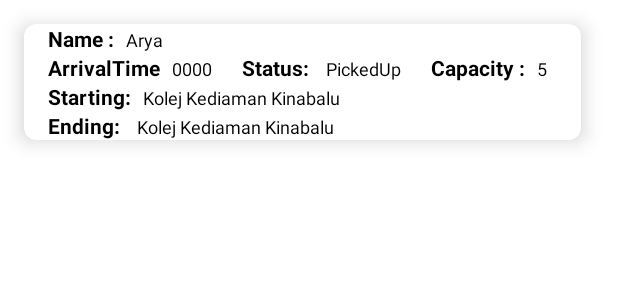
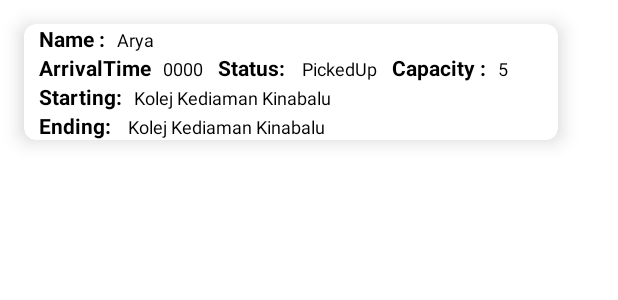
Before and after one commit to JTBurkeT/E-hailing-Greb-App, an Android app: the layout customer_card_view.xml on its own in the app's theme, with its tools: preview values and no code run, on a phone screen of 412 x 824 dp. Shown: the top 300 px of the screen. Run offline under Robolectric (Android 15) with nearby library versions, the phone set to English and light mode, and no system bars.

Commit message:
Greb App

```diff
--- a/app/src/main/java/com/example/e_hailing/MainActivity.java
+++ b/app/src/main/java/com/example/e_hailing/MainActivity.java
@@ -47,10 +47,10 @@ public class MainActivity extends AppCompatActivity {
         super.onCreate(savedInstanceState);
         setContentView(R.layout.activity_main);
         init();
-        firebaseDatabase = FirebaseDatabase.getInstance("https://e-hailing-um-default-rtdb.firebaseio.com/");
+        firebaseDatabase = FirebaseDatabase.getInstance("-");
         databaseReference = firebaseDatabase.getReference("Customer");
-       // DB2 =new adminDataBase(this);
-        //DB2.insertAdmin();
+        DB2 =new adminDataBase(this);
+        DB2.insertAdmin();
 
 
 //To navigate the user to the register page
--- a/app/src/main/java/com/example/e_hailing/RegisterPage.java
+++ b/app/src/main/java/com/example/e_hailing/RegisterPage.java
@@ -33,7 +33,7 @@ public class RegisterPage extends AppCompatActivity {
         setContentView(R.layout.activity_register_page);
 
         initView();
-        firebaseDatabase = FirebaseDatabase.getInstance("https://e-hailing-um-default-rtdb.firebaseio.com/");
+        firebaseDatabase = FirebaseDatabase.getInstance("-");
         databaseReference = firebaseDatabase.getReference("Customer");
 
 
--- a/app/src/main/java/com/example/e_hailing/Utils.java
+++ b/app/src/main/java/com/example/e_hailing/Utils.java
@@ -3,10 +3,10 @@ package com.example.e_hailing;
 public class Utils {
 
     //This is your from email
-    public static final String EMAIL = "grebcustomerservice2156@gmail.com";
+    public static final String EMAIL = "-";
 
     //This is your from email password
-    public static final String PASSWORD = "nliujcuctqlglili";
+    public static final String PASSWORD = "-";
 
 
 }
--- a/app/src/main/java/com/example/e_hailing/adminCustomerPage.java
+++ b/app/src/main/java/com/example/e_hailing/adminCustomerPage.java
@@ -26,7 +26,7 @@ public class adminCustomerPage extends AppCompatActivity {
         super.onCreate(savedInstanceState);
         setContentView(R.layout.activity_admin_customer_page);
         tableLayout=findViewById(R.id.tableLayout);
-        firebaseDatabase = FirebaseDatabase.getInstance("https://e-hailing-um-default-rtdb.firebaseio.com/");
+        firebaseDatabase = FirebaseDatabase.getInstance("-");
         databaseReference = firebaseDatabase.getReference("Customer");
         getAllCustomer();
     }
--- a/app/src/main/java/com/example/e_hailing/adminCustomerPage2.java
+++ b/app/src/main/java/com/example/e_hailing/adminCustomerPage2.java
@@ -33,7 +33,7 @@ Here we are using firebase to get the realtime data about our customer and add i
     protected void onCreate(Bundle savedInstanceState) {
         super.onCreate(savedInstanceState);
         setContentView(R.layout.activity_admin_customer_page2);
-        firebaseDatabase = FirebaseDatabase.getInstance("https://e-hailing-um-default-rtdb.firebaseio.com/");
+        firebaseDatabase = FirebaseDatabase.getInstance("-");
         databaseReference = firebaseDatabase.getReference("Customer");
         list=new ArrayList<>();
         recyclerView = findViewById(R.id.customerList);
--- a/app/src/main/java/com/example/e_hailing/adminDriverPage.java
+++ b/app/src/main/java/com/example/e_hailing/adminDriverPage.java
@@ -48,7 +48,7 @@ public class adminDriverPage extends AppCompatActivity {
         addBtn= findViewById(R.id.addBtn);
         removeBtn=findViewById(R.id.removeBtn);
         tableLayout=findViewById(R.id.tableLayout);
-        firebaseDatabase = FirebaseDatabase.getInstance("https://e-hailing-um-default-rtdb.firebaseio.com/");
+        firebaseDatabase = FirebaseDatabase.getInstance("-");
         databaseReference = firebaseDatabase.getReference("Driver");
         getAllDriver();
         list = new ArrayList<>();
--- a/app/src/main/res/layout/customer_card_view.xml
+++ b/app/src/main/res/layout/customer_card_view.xml
@@ -10,9 +10,9 @@
 
     <LinearLayout
         android:id="@+id/left"
-        android:layout_width="355dp"
+        android:layout_width="346dp"
         android:layout_height="match_parent"
-        android:layout_marginLeft="16dp"
+        android:layout_marginLeft="10dp"
         android:orientation="vertical">
 
         <LinearLayout
@@ -68,7 +68,7 @@
                 android:layout_width="wrap_content"
                 android:layout_height="wrap_content"
                 android:layout_gravity="center_vertical"
-                android:layout_marginLeft="20sp"
+                android:layout_marginLeft="10sp"
                 android:orientation="horizontal">
 
                 <TextView
@@ -94,7 +94,7 @@
                 android:layout_width="wrap_content"
                 android:layout_height="wrap_content"
                 android:layout_gravity="center_vertical"
-                android:layout_marginLeft="20sp"
+                android:layout_marginLeft="10sp"
                 android:orientation="horizontal">
 
                 <TextView
--- a/app/src/main/res/layout/custompopup.xml
+++ b/app/src/main/res/layout/custompopup.xml
@@ -62,7 +62,7 @@
                         android:layout_marginLeft="10dp"
                         android:layout_marginTop="15dp"
                         android:background="@drawable/buttonstyle"
-                        android:hint="Please select a driver"
+                        android:hint="Enter Driver Name"
                         android:textColor="#FBFBFB"
                         android:textColorHint="#F6F3F3" />
 
```
Also changed, not shown: app/src/main/java/com/example/e_hailing/MapsActivity.java (+13 -12 lines), app/src/main/java/com/example/e_hailing/adminDataBase.java (+4 -4 lines).
